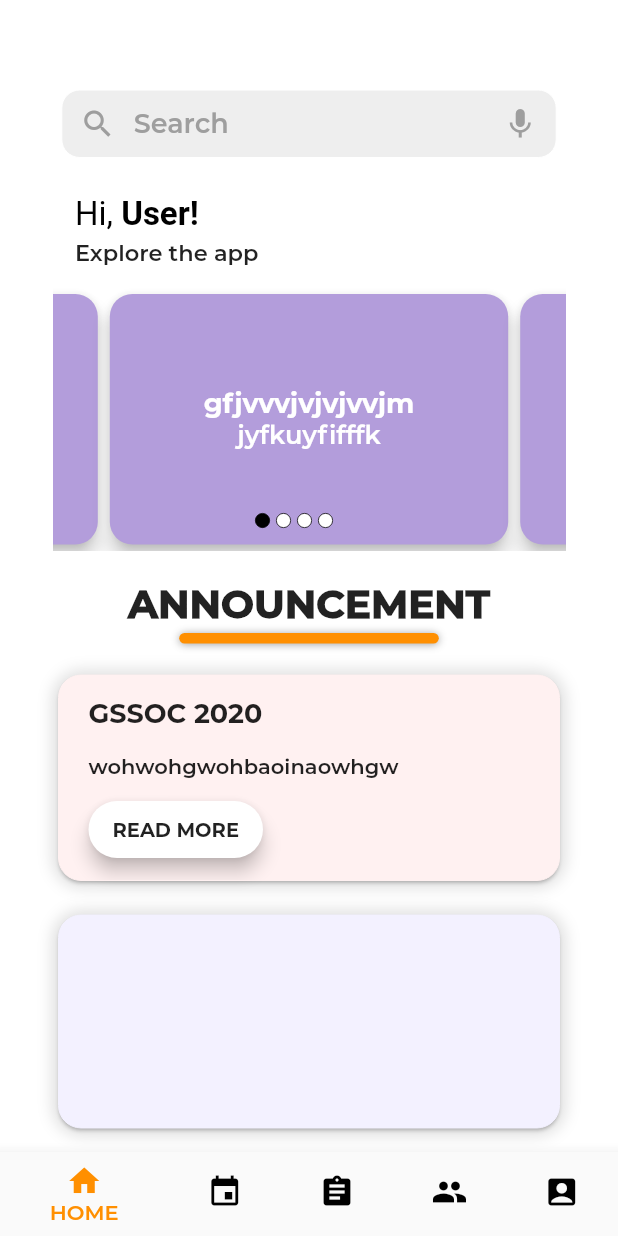
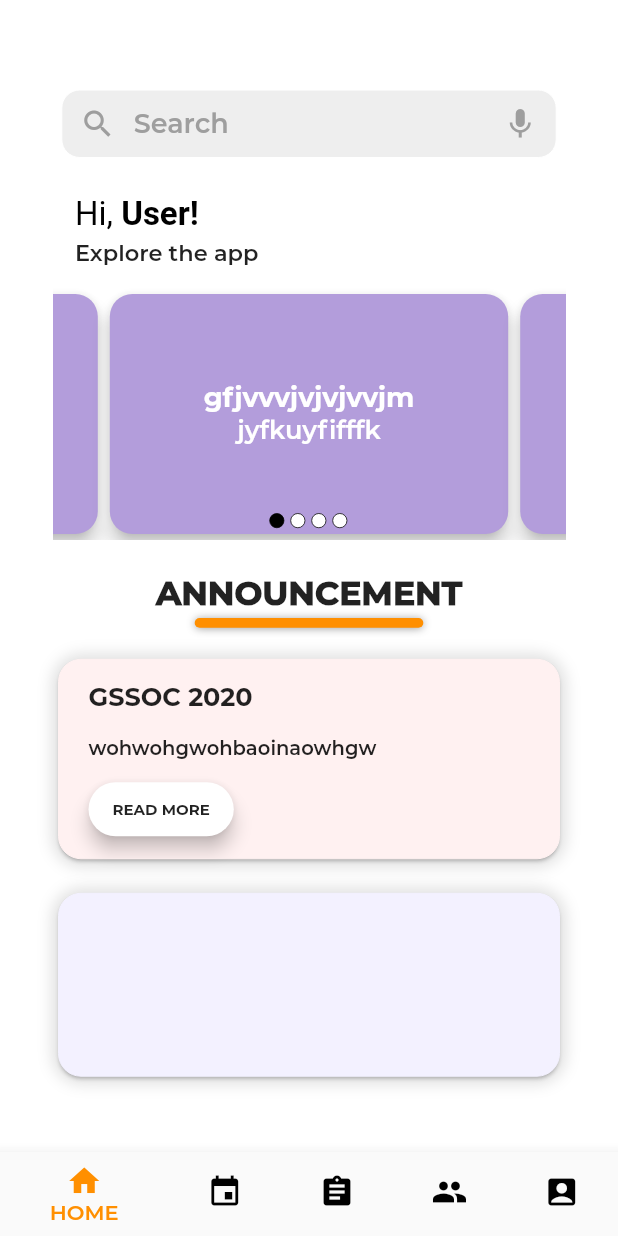
Before and after one commit to smaranjitghose/girlscript_app, a Flutter app: the screen it shows after launch, on a phone screen of 412 x 824 dp. Run offline on Flutter 3.47's test engine with Material 2 defaults, Android fonts, the phone set to English and light mode, and no system bars; drawn by our look-alikes of carousel_slider; project files that could hold a hidden picture were left out.

Commit message:
created home screen

```diff
--- a/community_app_boilerplate/lib/ui/cardCarousel.dart
+++ b/community_app_boilerplate/lib/ui/cardCarousel.dart
@@ -30,7 +30,7 @@ class _CardCaurselState extends State<CardCaursel> {
     return Stack(
       children: <Widget>[
         CarouselSlider(
-          height: 175.0,
+          height: 168.0,
           autoPlay: true,
           autoPlayInterval: Duration(seconds: 3),
           autoPlayAnimationDuration: Duration(milliseconds: 800),
@@ -65,8 +65,8 @@ class _CardCaurselState extends State<CardCaursel> {
           }).toList(),
         ),
         Positioned(
-          top: 140.0,
-          left: 133.0,
+          top: MediaQuery.of(context).size.height*0.17,
+          left: MediaQuery.of(context).size.width*0.346,
           child: Row(
             mainAxisAlignment: MainAxisAlignment.center,
             children: map<Widget>(cardList, (index, url) {
--- a/community_app_boilerplate/lib/ui/screens/home.dart
+++ b/community_app_boilerplate/lib/ui/screens/home.dart
@@ -98,18 +98,18 @@ class _HomeState extends State<Home> {
               ),
               SizedBox(height:15.0),
               CardCaursel(),
-              SizedBox(height:20.0),
+              SizedBox(height:22.0),
               Text(
                 'ANNOUNCEMENT',
                 style: TextStyle(
-                  fontSize: 26.0,
+                  fontSize: 22.0,
                   fontWeight: FontWeight.w900
                 ),
               ),
               SizedBox(height:3.0),
               Container(
-                width: MediaQuery.of(context).size.width*0.42,
-                height: 7.0,
+                width: MediaQuery.of(context).size.width*0.37,
+                height: 6.5,
                 decoration: BoxDecoration(
                   borderRadius: BorderRadius.circular(60.0),
                   color: Colors.amber[800],
@@ -150,7 +150,7 @@ class _HomeState extends State<Home> {
                         Text(
                           'GSSOC 2020',
                           style: TextStyle(
-                            fontSize: 18.0,
+                            fontSize: 17.0,
                             fontWeight: FontWeight.w700
                           ),
                         ),
@@ -158,12 +158,13 @@ class _HomeState extends State<Home> {
                         Text(
                           'wohwohgwohbaoinaowhgw',
                           style: TextStyle(
-                            fontWeight: FontWeight.w400
+                            fontWeight: FontWeight.w400,
+                            fontSize: 13.0
                           ),
                         ),
                         SizedBox(height:15.0),
                         Container(
-                          height: 38,
+                          height: 36,
                           child: RaisedButton(
                             elevation: 5.0,
                             shape: RoundedRectangleBorder(
@@ -174,7 +175,7 @@ class _HomeState extends State<Home> {
                             child: Text(
                               'READ MORE',
                               style: TextStyle(
-                                fontSize: 13.0,
+                                fontSize: 10.0,
                                 fontWeight: FontWeight.bold
                               ),
                             ),
@@ -198,7 +199,7 @@ class _HomeState extends State<Home> {
                   ],
                 ),
                 width: MediaQuery.of(context).size.width,
-                height: 150,
+                height: 130,
                 child: Card(
                   color: Color(0xffF3F1FF),
                   // elevation: 6.0,
```
